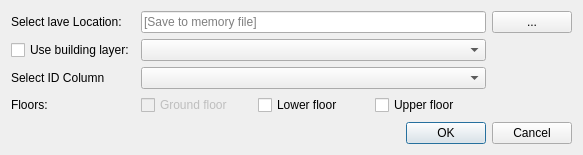
This is esstoolkit/urban_data_input/CreateNew_LU_dialog_base.ui in SpaceGroupUCL/qgisSpaceSyntaxToolkit as Qt 5 draws it before an edit. The edited form follows.
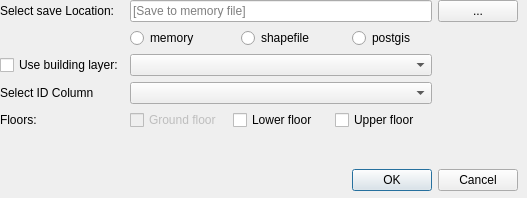
This is the edited form.

Patch:
```diff
--- a/esstoolkit/urban_data_input/CreateNew_LU_dialog_base.ui
+++ b/esstoolkit/urban_data_input/CreateNew_LU_dialog_base.ui
@@ -6,8 +6,8 @@
    <rect>
     <x>0</x>
     <y>0</y>
-    <width>583</width>
-    <height>155</height>
+    <width>527</width>
+    <height>198</height>
    </rect>
   </property>
   <property name="sizePolicy">
@@ -25,26 +25,33 @@
   <property name="maximumSize">
    <size>
     <width>16777215</width>
-    <height>155</height>
+    <height>250</height>
    </size>
   </property>
   <property name="windowTitle">
    <string>Create new land use layer</string>
   </property>
-  <layout class="QFormLayout" name="formLayout">
-   <item row="0" column="0" colspan="2">
+  <widget class="QWidget" name="layoutWidget">
+   <property name="geometry">
+    <rect>
+     <x>0</x>
+     <y>0</y>
+     <width>518</width>
+     <height>191</height>
+    </rect>
+   </property>
     <layout class="QGridLayout" name="gridLayout">
-     <item row="4" column="1" colspan="2">
+    <item row="5" column="1" colspan="2">
       <widget class="QComboBox" name="selectIDbuildingCombo"/>
      </item>
-     <item row="5" column="0">
+    <item row="6" column="0">
       <widget class="QLabel" name="label">
        <property name="text">
         <string>Floors: </string>
        </property>
       </widget>
      </item>
-     <item row="6" column="2">
+    <item row="7" column="2">
       <spacer name="verticalSpacer_2">
        <property name="orientation">
         <enum>Qt::Vertical</enum>
@@ -57,7 +64,7 @@
        </property>
       </spacer>
      </item>
-     <item row="7" column="2">
+    <item row="8" column="2">
       <widget class="QPushButton" name="pushButtonLUNewFileDLG">
        <property name="sizePolicy">
         <sizepolicy hsizetype="Maximum" vsizetype="Fixed">
@@ -79,11 +86,11 @@
         </sizepolicy>
        </property>
        <property name="text">
-        <string>Select lave Location:</string>
+       <string>Select save Location:</string>
        </property>
       </widget>
      </item>
-     <item row="5" column="1" colspan="2">
+    <item row="6" column="1" colspan="2">
       <layout class="QHBoxLayout" name="horizontalLayout">
        <item>
         <widget class="QCheckBox" name="LUincGFcheckBox">
@@ -124,14 +131,14 @@
        </property>
       </widget>
      </item>
-     <item row="3" column="0">
+    <item row="4" column="0">
       <widget class="QCheckBox" name="createNewLUFileCheckBox">
        <property name="text">
         <string>Use building layer:</string>
        </property>
       </widget>
      </item>
-     <item row="7" column="3">
+    <item row="8" column="3">
       <widget class="QPushButton" name="closePopUpLUButton">
        <property name="sizePolicy">
         <sizepolicy hsizetype="Maximum" vsizetype="Fixed">
@@ -151,19 +158,43 @@
        </property>
       </widget>
      </item>
-     <item row="3" column="1" colspan="2">
+    <item row="4" column="1" colspan="2">
       <widget class="QComboBox" name="selectbuildingCombo"/>
      </item>
-     <item row="4" column="0">
+    <item row="5" column="0">
       <widget class="QLabel" name="label_2">
        <property name="text">
         <string>Select ID Column</string>
        </property>
       </widget>
      </item>
+    <item row="3" column="2">
+     <widget class="QRadioButton" name="lu_postgis_radioButton">
+      <property name="text">
+       <string>postgis</string>
+      </property>
+     </widget>
+    </item>
+    <item row="3" column="1">
+     <layout class="QHBoxLayout" name="horizontalLayout_2">
+      <item>
+       <widget class="QRadioButton" name="lu_memory_radioButton">
+        <property name="text">
+         <string>memory</string>
+        </property>
+       </widget>
+      </item>
+      <item>
+       <widget class="QRadioButton" name="lu_shp_radioButton">
+        <property name="text">
+         <string>shapefile</string>
+        </property>
+       </widget>
+      </item>
     </layout>
    </item>
   </layout>
+  </widget>
  </widget>
  <resources/>
  <connections/>
```
Lines whose indentation alone changed are shown as unchanged.
